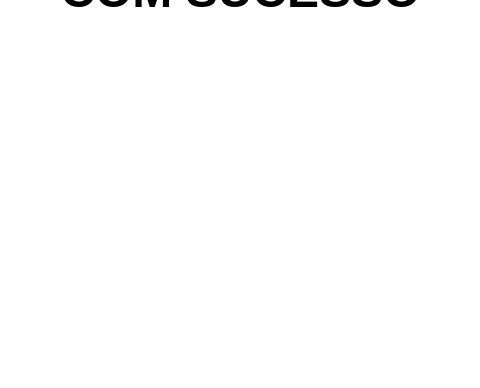
Above: vinil_qt/screen_completed_purchase.ui from INF112-Programacao2/20222-team-9 before the change; both pictures show x 285 to 765 and y 380 to 768 of the 1024 by 768 pixel window. Below: the same form after it.
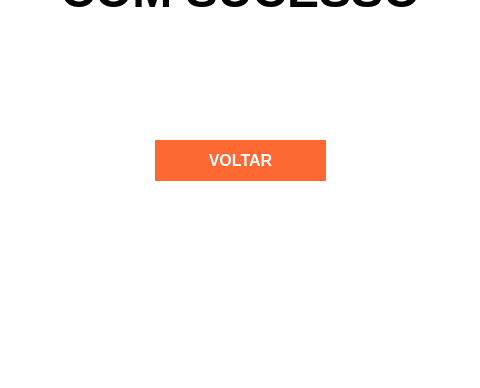
That is the form after the change. Icons and pictures are not drawn.

Commit message:
atualizando-telas
Finalizar e botao voltar agora são interativos

The edit to the form file:
```diff
--- a/vinil_qt/screen_completed_purchase.ui
+++ b/vinil_qt/screen_completed_purchase.ui
@@ -125,6 +125,34 @@
     <string>&lt;html&gt;&lt;head/&gt;&lt;body&gt;&lt;p align=&quot;center&quot;&gt;COMPRA &lt;br/&gt;FINALIZADA&lt;br/&gt; COM SUCESSO&lt;/p&gt;&lt;/body&gt;&lt;/html&gt;</string>
    </property>
   </widget>
+  <widget class="QPushButton" name="pb_voltar">
+   <property name="geometry">
+    <rect>
+     <x>440</x>
+     <y>520</y>
+     <width>171</width>
+     <height>41</height>
+    </rect>
+   </property>
+   <property name="font">
+    <font>
+     <family>Microsoft YaHei UI</family>
+     <pointsize>12</pointsize>
+     <bold>true</bold>
+    </font>
+   </property>
+   <property name="cursor">
+    <cursorShape>PointingHandCursor</cursorShape>
+   </property>
+   <property name="styleSheet">
+    <string notr="true">background-color: rgb(254, 104, 50);
+border-style: outset;
+color:rgb(255, 255, 255)</string>
+   </property>
+   <property name="text">
+    <string>VOLTAR</string>
+   </property>
+  </widget>
  </widget>
  <resources/>
  <connections/>
```
The commit also changes 3 other files.
